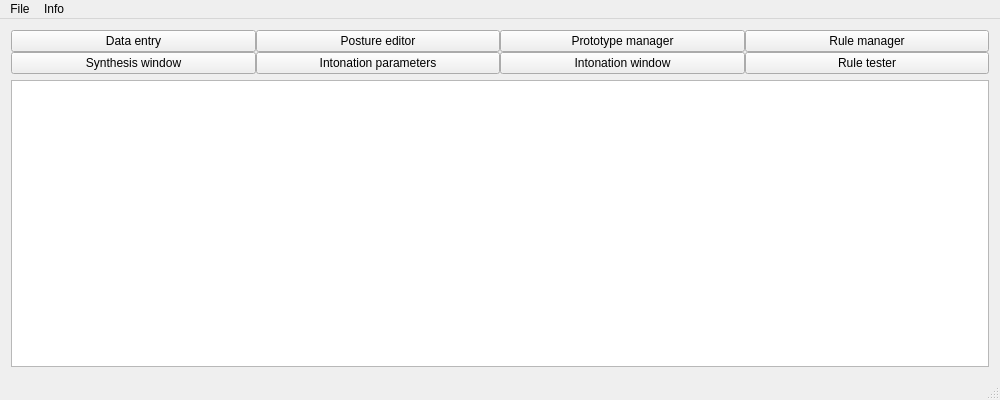
The window that ui/MainWindow.ui (mym-br/gama_tts_editor) describes before a commit, drawn with Qt 5.
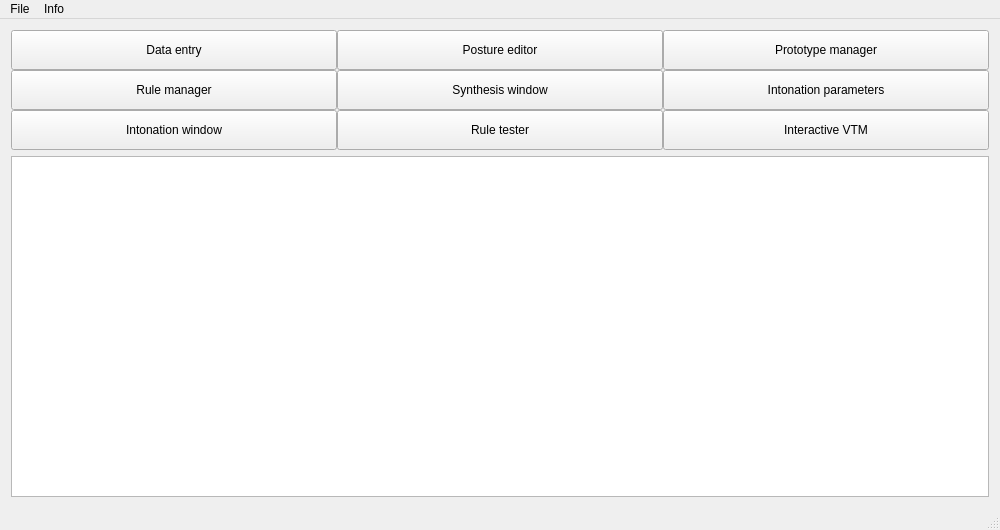
The same window after the commit.

Commit message: Use GamaTTS:Interactive.

```diff
--- a/ui/MainWindow.ui
+++ b/ui/MainWindow.ui
@@ -7,16 +7,28 @@
     <x>0</x>
     <y>0</y>
     <width>1000</width>
-    <height>400</height>
+    <height>530</height>
    </rect>
   </property>
   <property name="windowTitle">
    <string>GamaTTS:Editor</string>
   </property>
   <widget class="QWidget" name="centralWidget">
-   <layout class="QVBoxLayout" name="verticalLayout">
+   <layout class="QVBoxLayout" name="verticalLayout" stretch="0,1">
     <item>
      <widget class="QWidget" name="widget" native="true">
+      <property name="sizePolicy">
+       <sizepolicy hsizetype="Preferred" vsizetype="Preferred">
+        <horstretch>0</horstretch>
+        <verstretch>0</verstretch>
+       </sizepolicy>
+      </property>
+      <property name="minimumSize">
+       <size>
+        <width>0</width>
+        <height>120</height>
+       </size>
+      </property>
       <layout class="QGridLayout" name="gridLayout">
        <property name="leftMargin">
         <number>0</number>
@@ -35,20 +47,25 @@
        </property>
        <item row="0" column="0">
         <widget class="QPushButton" name="dataEntryButton">
+         <property name="sizePolicy">
+          <sizepolicy hsizetype="Minimum" vsizetype="MinimumExpanding">
+           <horstretch>0</horstretch>
+           <verstretch>0</verstretch>
+          </sizepolicy>
+         </property>
          <property name="text">
           <string>Data entry</string>
          </property>
         </widget>
        </item>
-       <item row="0" column="3">
-        <widget class="QPushButton" name="ruleManagerButton">
-         <property name="text">
-          <string>Rule manager</string>
-         </property>
-        </widget>
-       </item>
        <item row="0" column="2">
         <widget class="QPushButton" name="prototypeManagerButton">
+         <property name="sizePolicy">
+          <sizepolicy hsizetype="Minimum" vsizetype="MinimumExpanding">
+           <horstretch>0</horstretch>
+           <verstretch>0</verstretch>
+          </sizepolicy>
+         </property>
          <property name="text">
           <string>Prototype manager</string>
          </property>
@@ -56,39 +73,131 @@
        </item>
        <item row="0" column="1">
         <widget class="QPushButton" name="postureEditorButton">
+         <property name="sizePolicy">
+          <sizepolicy hsizetype="Minimum" vsizetype="MinimumExpanding">
+           <horstretch>0</horstretch>
+           <verstretch>0</verstretch>
+          </sizepolicy>
+         </property>
          <property name="text">
           <string>Posture editor</string>
          </property>
         </widget>
        </item>
-       <item row="1" column="2">
-        <widget class="QPushButton" name="intonationWindowButton">
-         <property name="text">
-          <string>Intonation window</string>
-         </property>
-        </widget>
-       </item>
-       <item row="1" column="3">
-        <widget class="QPushButton" name="ruleTesterButton">
-         <property name="text">
-          <string>Rule tester</string>
-         </property>
-        </widget>
-       </item>
        <item row="1" column="0">
+        <widget class="QPushButton" name="ruleManagerButton">
+         <property name="sizePolicy">
+          <sizepolicy hsizetype="Minimum" vsizetype="MinimumExpanding">
+           <horstretch>0</horstretch>
+           <verstretch>0</verstretch>
+          </sizepolicy>
+         </property>
+         <property name="minimumSize">
+          <size>
+           <width>0</width>
+           <height>0</height>
+          </size>
+         </property>
+         <property name="text">
+          <string>Rule manager</string>
+         </property>
+        </widget>
+       </item>
+       <item row="1" column="1">
         <widget class="QPushButton" name="synthesisWindowButton">
+         <property name="sizePolicy">
+          <sizepolicy hsizetype="Minimum" vsizetype="MinimumExpanding">
+           <horstretch>0</horstretch>
+           <verstretch>0</verstretch>
+          </sizepolicy>
+         </property>
+         <property name="minimumSize">
+          <size>
+           <width>0</width>
+           <height>0</height>
+          </size>
+         </property>
          <property name="text">
           <string>Synthesis window</string>
          </property>
         </widget>
        </item>
-       <item row="1" column="1">
+       <item row="1" column="2">
         <widget class="QPushButton" name="intonationParametersButton">
+         <property name="sizePolicy">
+          <sizepolicy hsizetype="Minimum" vsizetype="MinimumExpanding">
+           <horstretch>0</horstretch>
+           <verstretch>0</verstretch>
+          </sizepolicy>
+         </property>
+         <property name="minimumSize">
+          <size>
+           <width>0</width>
+           <height>0</height>
+          </size>
+         </property>
          <property name="text">
           <string>Intonation parameters</string>
          </property>
         </widget>
        </item>
+       <item row="2" column="0">
+        <widget class="QPushButton" name="intonationWindowButton">
+         <property name="sizePolicy">
+          <sizepolicy hsizetype="Minimum" vsizetype="MinimumExpanding">
+           <horstretch>0</horstretch>
+           <verstretch>0</verstretch>
+          </sizepolicy>
+         </property>
+         <property name="minimumSize">
+          <size>
+           <width>0</width>
+           <height>0</height>
+          </size>
+         </property>
+         <property name="text">
+          <string>Intonation window</string>
+         </property>
+        </widget>
+       </item>
+       <item row="2" column="1">
+        <widget class="QPushButton" name="ruleTesterButton">
+         <property name="sizePolicy">
+          <sizepolicy hsizetype="Minimum" vsizetype="MinimumExpanding">
+           <horstretch>0</horstretch>
+           <verstretch>0</verstretch>
+          </sizepolicy>
+         </property>
+         <property name="minimumSize">
+          <size>
+           <width>0</width>
+           <height>0</height>
+          </size>
+         </property>
+         <property name="text">
+          <string>Rule tester</string>
+         </property>
+        </widget>
+       </item>
+       <item row="2" column="2">
+        <widget class="QPushButton" name="interactiveVTMButton">
+         <property name="sizePolicy">
+          <sizepolicy hsizetype="Minimum" vsizetype="MinimumExpanding">
+           <horstretch>0</horstretch>
+           <verstretch>0</verstretch>
+          </sizepolicy>
+         </property>
+         <property name="minimumSize">
+          <size>
+           <width>0</width>
+           <height>0</height>
+          </size>
+         </property>
+         <property name="text">
+          <string>Interactive VTM</string>
+         </property>
+        </widget>
+       </item>
       </layout>
      </widget>
     </item>
```
Left out of the diff: 6 changed lines with no effect on the pictures. The commit also changes 7 other files.
